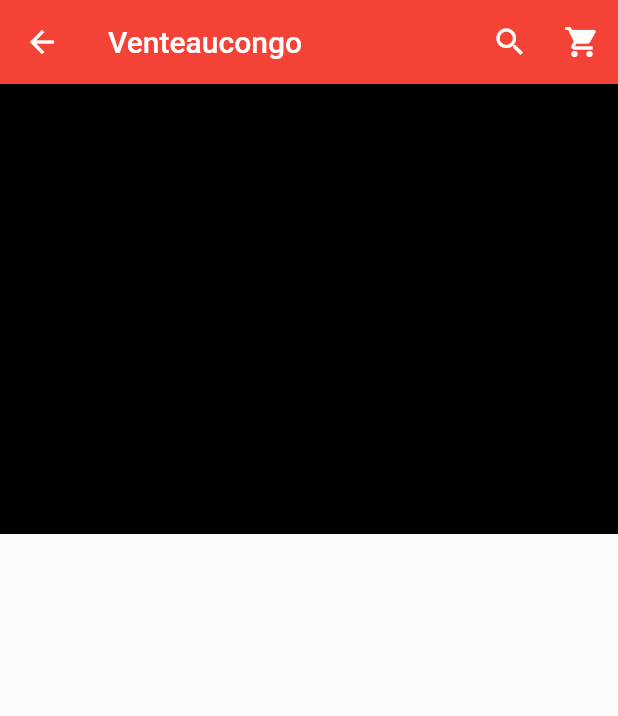
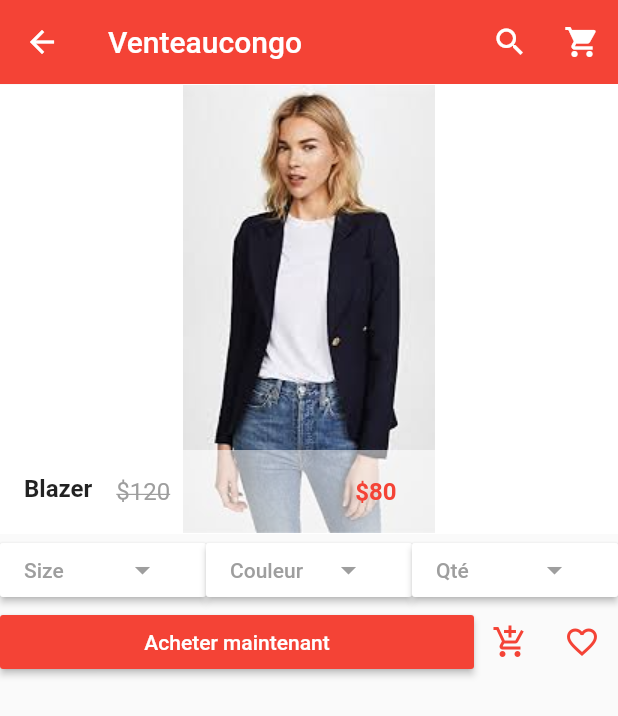
Before and after one commit to DevProsper/Venteaucongo, a Flutter app: the screen it shows after launch, after a tap on "Blazer", on a phone screen of 412 x 824 dp. Shown: the top 716 px of the screen. Run offline on Flutter 3.47's test engine with Material 2 defaults, Android fonts, the phone set to English and light mode, and no system bars; our stand-ins replace carousel_slider.

Commit message:
Amélioration de la page Detail

```diff
--- a/lib/components/horizontal_listview.dart
+++ b/lib/components/horizontal_listview.dart
@@ -1,5 +1,6 @@
 import 'package:flutter/material.dart';
 
+// Ici nous avons la liste de nos categories
 class HorizontaList extends StatelessWidget{
   @override
   Widget build(BuildContext context) {
--- a/lib/components/products.dart
+++ b/lib/components/products.dart
@@ -66,7 +66,11 @@ class Single_pro extends StatelessWidget{
           child: Material(
           child: InkWell(
             onTap: (){
-              Route route = MaterialPageRoute(builder: (context) => ProductDetails());
+              Route route = MaterialPageRoute(builder: (context) => ProductDetails(
+                //Ici on passe les données a la fenêtre detail
+                product_detail_name: prod_name, product_detail_new_price: prod_price,
+                product_detail_old_price: prod_old_price, product_detail_picture: prod_picture,
+              ));
               Navigator.push(context, route);
             },
           child: GridTile(
--- a/lib/pages/product_details.dart
+++ b/lib/pages/product_details.dart
@@ -1,6 +1,20 @@
 import 'package:flutter/material.dart';
 
 class ProductDetails extends StatefulWidget{
+
+  final product_detail_name;
+  final product_detail_new_price;
+  final product_detail_old_price;
+  final product_detail_picture;
+
+
+  ProductDetails({
+      this.product_detail_name,
+      this.product_detail_new_price,
+      this.product_detail_old_price,
+      this.product_detail_picture
+  });
+
   @override
   _ProductDetailsState createState() => _ProductDetailsState();
 
@@ -28,7 +42,96 @@ class _ProductDetailsState extends State<ProductDetails>{
         children: <Widget>[
           new Container(
             height: 300.0,
-            color: Colors.black,
+            child: GridTile(
+                child: Container(
+                  color: Colors.white,
+                  child: Image.asset(widget.product_detail_picture),
+                ),
+              footer: new Container(
+                color: Colors.white54,
+                child: ListTile(
+                  leading: new Text(widget.product_detail_name,
+                  style: TextStyle(fontWeight: FontWeight.bold, fontSize: 16.0),
+                  ),
+                  title: new Row(
+                    children: <Widget>[
+                      Expanded(
+                          child: new Text("\$${widget.product_detail_old_price}",
+                          style: TextStyle(color: Colors.grey, decoration: TextDecoration.lineThrough),),
+                      ),
+                      Expanded(
+                          child: new Text("\$${widget.product_detail_new_price}",
+                          style: TextStyle(fontWeight: FontWeight.bold, color: Colors.red),))
+                    ],
+                  ),
+                ),
+              ),
+            ),
+          ),
+
+//         ====== Premier Bouton ======
+        Row(
+          children: <Widget>[
+            Expanded(
+                child: MaterialButton(
+                    onPressed: (){},
+                color: Colors.white,
+                    textColor: Colors.grey,
+                    elevation: 2.0,
+                  child: Row(
+                    children: <Widget>[
+                      Expanded(child: new Text("Size")),
+                      Expanded(child: new Icon(Icons.arrow_drop_down))
+                    ],
+                  ),
+                )),
+
+            Expanded(
+                child: MaterialButton(
+                  onPressed: (){},
+                  color: Colors.white,
+                  textColor: Colors.grey,
+                  elevation: 2.0,
+                  child: Row(
+                    children: <Widget>[
+                      Expanded(child: new Text("Couleur")),
+                      Expanded(child: new Icon(Icons.arrow_drop_down))
+                    ],
+                  ),
+                )),
+
+            Expanded(
+                child: MaterialButton(
+                  onPressed: (){},
+                  color: Colors.white,
+                  textColor: Colors.grey,
+                  elevation: 2.0,
+                  child: Row(
+                    children: <Widget>[
+                      Expanded(child: new Text("Qté")),
+                      Expanded(child: new Icon(Icons.arrow_drop_down))
+                    ],
+                  ),
+                )),
+          ],
+        ),
+
+
+          //         ====== Second Bouton ======
+          Row(
+            children: <Widget>[
+              Expanded(
+                  child: MaterialButton(
+                    onPressed: (){},
+                    color: Colors.red,
+                    textColor: Colors.white,
+                    elevation: 2.0,
+                    child: new Text("Acheter maintenant")
+                  )),
+              new IconButton(icon: Icon(Icons.add_shopping_cart), color: Colors.red, onPressed: (){}),
+
+              new IconButton(icon: Icon(Icons.favorite_border), color: Colors.red, onPressed: (){}),
+            ],
           )
         ],
       ),
```
